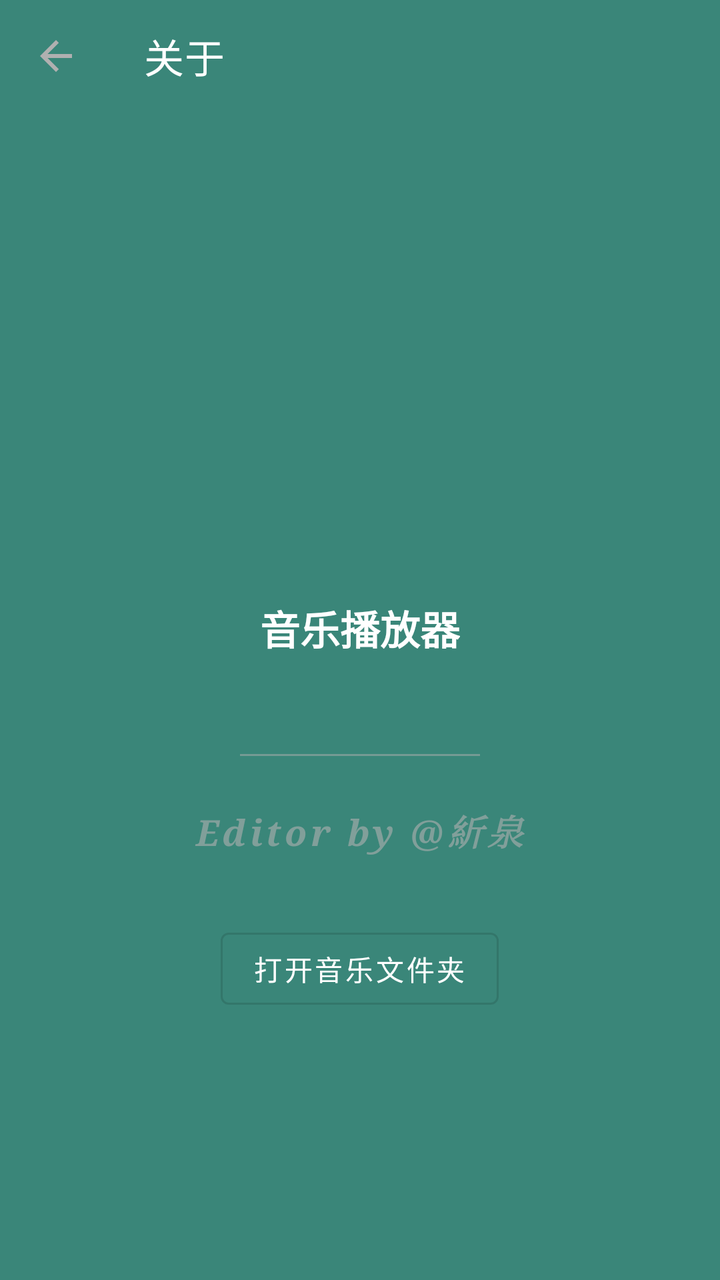
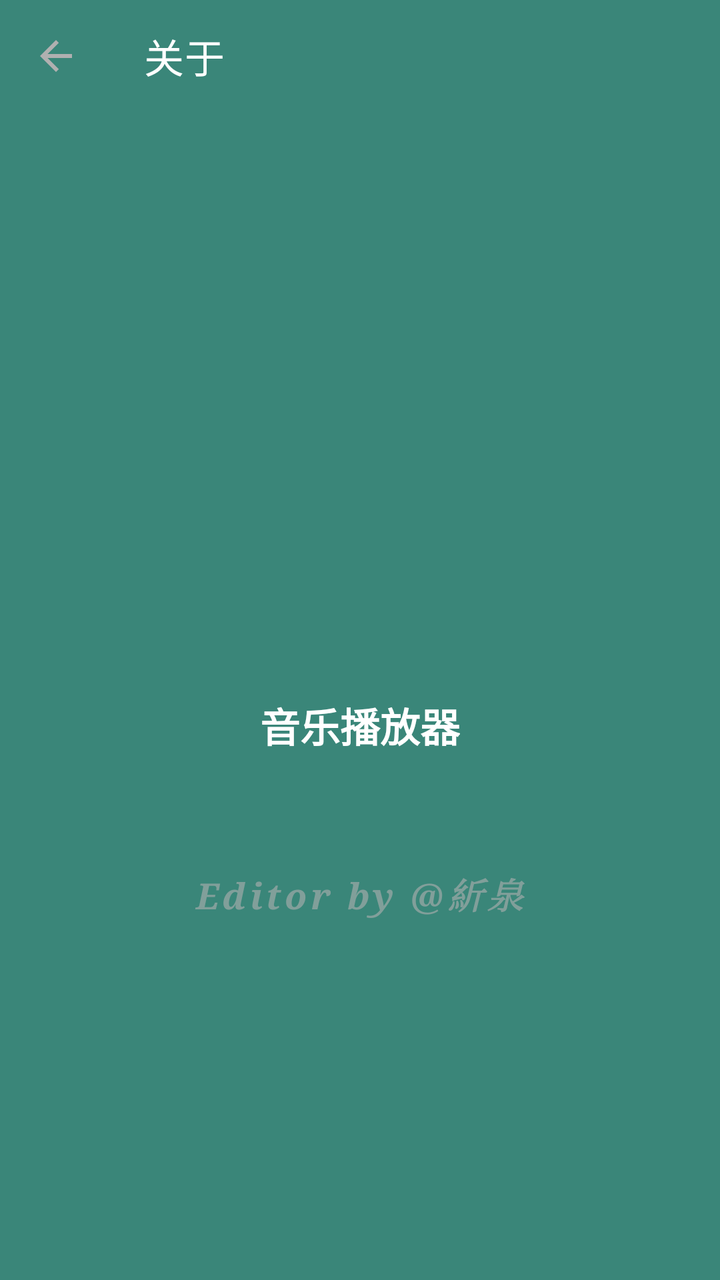

The first picture is an Android layout as it rendered before a commit; the second is the same layout after the commit. The layout source and the unified diff follow.
<!-- AndroidManifest.xml: activity theme Theme.MusicPlayer -->
<!-- res/layout/activity_settings.xml -->
<?xml version="1.0" encoding="utf-8"?>
<LinearLayout xmlns:android="http://schemas.android.com/apk/res/android"
    xmlns:app="http://schemas.android.com/apk/res-auto"
    android:layout_width="match_parent"
    android:layout_height="match_parent"
    android:orientation="vertical">

    <androidx.appcompat.widget.Toolbar
        android:id="@+id/toolbar"
        android:layout_width="match_parent"
        android:layout_height="?attr/actionBarSize"
        app:title="@string/settings_about"
        app:titleTextColor="?attr/mpTextPrimary"
        android:background="@android:color/transparent"
        app:navigationIcon="?attr/homeAsUpIndicator" />

    <ScrollView
        android:layout_width="match_parent"
        android:layout_height="match_parent"
        android:fillViewport="true">

        <LinearLayout
            android:layout_width="match_parent"
            android:layout_height="wrap_content"
            android:gravity="center"
            android:orientation="vertical"
            android:padding="@dimen/spacing_xl">

            <ImageView
                android:id="@+id/appIconImageView"
                android:layout_width="96dp"
                android:layout_height="96dp"
                android:contentDescription="@string/app_name"
                android:src="@mipmap/ic_launcher" />

            <TextView
                android:id="@+id/appNameTextView"
                android:layout_width="wrap_content"
                android:layout_height="wrap_content"
                android:layout_marginTop="@dimen/spacing_md"
                android:text="@string/app_name"
                android:textColor="?attr/mpTextPrimary"
                android:textSize="@dimen/text_title"
                android:textStyle="bold" />

            <TextView
                android:id="@+id/versionTextView"
                android:layout_width="wrap_content"
                android:layout_height="wrap_content"
                android:layout_marginTop="@dimen/spacing_xs"
                android:textColor="@color/text_secondary"
                android:textSize="@dimen/text_normal" />

            <View
                android:layout_width="120dp"
                android:layout_height="1dp"
                android:layout_marginTop="@dimen/spacing_lg"
                android:background="?attr/mpTextSecondary"
                android:alpha="0.5" />

            <TextView
                android:id="@+id/logoTextView"
                android:layout_width="wrap_content"
                android:layout_height="wrap_content"
                android:layout_marginTop="@dimen/spacing_lg"
                android:fontFamily="serif"
                android:text="@string/editor_by"
                android:textColor="?attr/mpTextSecondary"
                android:alpha="0.6"
                android:textSize="@dimen/text_large"
                android:textStyle="bold|italic"
                android:letterSpacing="0.1"
                android:gravity="center" />

            <Button
                android:id="@+id/openFileManagerButton"
                style="@style/Widget.MaterialComponents.Button.OutlinedButton"
                android:layout_width="wrap_content"
                android:layout_height="wrap_content"
                android:layout_marginTop="@dimen/spacing_xl"
                android:text="@string/open_music_folder"
                android:textColor="?attr/mpTextPrimary" />
        </LinearLayout>
    </ScrollView>
</LinearLayout>
<!-- resources referenced by this layout -->
<resources>
  <color name="text_secondary">#FFB0B0B0</color>
  <dimen name="spacing_lg">24dp</dimen>
  <dimen name="spacing_md">16dp</dimen>
  <dimen name="spacing_xl">32dp</dimen>
  <dimen name="spacing_xs">4dp</dimen>
  <dimen name="text_large">18sp</dimen>
  <dimen name="text_normal">15sp</dimen>
  <dimen name="text_title">20sp</dimen>
  <!-- mipmap ic_launcher (mipmap-anydpi-v26) -->
  <?xml version="1.0" encoding="utf-8"?>
  <adaptive-icon xmlns:android="http://schemas.android.com/apk/res/android">
      <background android:drawable="@color/background"/>
      <foreground android:drawable="@drawable/ic_launcher_foreground"/>
  </adaptive-icon>
  <string name="app_name">音乐播放器</string>
  <string name="editor_by">Editor by @紤泉</string>
  <string name="open_music_folder">打开音乐文件夹</string>
  <string name="settings_about">关于</string>
  <style name="Theme.MusicPlayer" parent="Theme.MaterialComponents.DayNight.NoActionBar">
          <item name="colorPrimary">@color/primary</item>
          <item name="colorPrimaryVariant">@color/primary_dark</item>
          <item name="colorOnPrimary">@color/white</item>
          <item name="colorSecondary">@color/accent</item>
          <item name="colorOnSecondary">@color/black</item>
          <item name="android:windowBackground">@color/background</item>
          <item name="android:statusBarColor" tools:targetApi="l">@color/background</item>
          <item name="android:navigationBarColor">@color/background</item>
          <item name="android:windowLightStatusBar" tools:targetApi="m">false</item>
          <item name="android:textColorPrimary">@color/text_primary</item>
          <item name="android:textColorSecondary">@color/text_secondary</item>
          
          <item name="mpTextPrimary">@color/text_primary</item>
          <item name="mpTextSecondary">@color/text_secondary</item>
          
          <item name="alertDialogTheme">@style/Theme.MusicPlayer.AlertDialog</item>
          <item name="materialAlertDialogTheme">@style/Theme.MusicPlayer.AlertDialog</item>
      </style>
  <color name="background">#FF3A8679</color>
  <!-- drawable ic_launcher_foreground (drawable) -->
  <?xml version="1.0" encoding="utf-8"?>
  <bitmap xmlns:android="http://schemas.android.com/apk/res/android"
      android:src="@drawable/ic_launcher_logo"
      android:gravity="center" />
  <color name="primary">#FF1E88E5</color>
  <color name="primary_dark">#FF1565C0</color>
  <color name="white">#FFFFFFFF</color>
  <color name="accent">#FF64B5F6</color>
  <color name="black">#FF000000</color>
  <color name="text_primary">#FFFFFFFF</color>
  <style name="Theme.MusicPlayer.AlertDialog" parent="ThemeOverlay.MaterialComponents.MaterialAlertDialog">
          <item name="android:windowBackground">@drawable/bg_dialog</item>
          <item name="android:textColorPrimary">@color/dialog_text_primary</item>
          <item name="android:textColorSecondary">@color/dialog_text_secondary</item>
          <item name="android:textColor">@color/dialog_text_primary</item>
          <item name="textColorAlertDialogListItem">@color/dialog_text_primary</item>
          <item name="colorPrimary">@color/dialog_accent</item>
          <item name="colorSecondary">@color/dialog_accent</item>
      </style>
  <!-- drawable ic_launcher_logo: png bitmap (drawable, 54027 bytes) -->
  <!-- drawable bg_dialog (drawable) -->
  <?xml version="1.0" encoding="utf-8"?>
  <shape xmlns:android="http://schemas.android.com/apk/res/android"
      android:shape="rectangle">
      <corners android:radius="24dp" />
      <solid android:color="@color/dialog_bg" />
  </shape>
  <color name="dialog_text_primary">#DE1B1B1B</color>
  <color name="dialog_text_secondary">#991B1B1B</color>
  <color name="dialog_accent">#FF3A8679</color>
  <color name="dialog_bg">#FFFFFFFF</color>
</resources>

<!-- the commit's change to res/layout/activity_settings.xml (unified diff, before → after) -->
@@ -3,6 +3,7 @@
     xmlns:app="http://schemas.android.com/apk/res-auto"
     android:layout_width="match_parent"
     android:layout_height="match_parent"
+    android:fitsSystemWindows="false"
     android:orientation="vertical">
 
     <androidx.appcompat.widget.Toolbar
@@ -12,7 +13,8 @@
         app:title="@string/settings_about"
         app:titleTextColor="?attr/mpTextPrimary"
         android:background="@android:color/transparent"
-        app:navigationIcon="?attr/homeAsUpIndicator" />
+        app:navigationIcon="?attr/homeAsUpIndicator"
+        app:elevation="0dp" />
 
     <ScrollView
         android:layout_width="match_parent"
@@ -20,6 +22,7 @@
         android:fillViewport="true">
 
         <LinearLayout
+            android:id="@+id/settingsContent"
             android:layout_width="match_parent"
             android:layout_height="wrap_content"
             android:gravity="center"
@@ -48,21 +51,14 @@
                 android:layout_width="wrap_content"
                 android:layout_height="wrap_content"
                 android:layout_marginTop="@dimen/spacing_xs"
-                android:textColor="@color/text_secondary"
+                android:textColor="?attr/mpTextSecondary"
                 android:textSize="@dimen/text_normal" />
-
-            <View
-                android:layout_width="120dp"
-                android:layout_height="1dp"
-                android:layout_marginTop="@dimen/spacing_lg"
-                android:background="?attr/mpTextSecondary"
-                android:alpha="0.5" />
 
             <TextView
                 android:id="@+id/logoTextView"
                 android:layout_width="wrap_content"
                 android:layout_height="wrap_content"
-                android:layout_marginTop="@dimen/spacing_lg"
+                android:layout_marginTop="@dimen/spacing_xl"
                 android:fontFamily="serif"
                 android:text="@string/editor_by"
                 android:textColor="?attr/mpTextSecondary"
@@ -71,15 +67,6 @@
                 android:textStyle="bold|italic"
                 android:letterSpacing="0.1"
                 android:gravity="center" />
-
-            <Button
-                android:id="@+id/openFileManagerButton"
-                style="@style/Widget.MaterialComponents.Button.OutlinedButton"
-                android:layout_width="wrap_content"
-                android:layout_height="wrap_content"
-                android:layout_marginTop="@dimen/spacing_xl"
-                android:text="@string/open_music_folder"
-                android:textColor="?attr/mpTextPrimary" />
         </LinearLayout>
     </ScrollView>
 </LinearLayout>
<!-- resource entries referenced after the edit -->
@@ -1,7 +1,6 @@
 <!-- resources referenced by this layout -->
 <resources>
   <color name="text_secondary">#FFB0B0B0</color>
-  <dimen name="spacing_lg">24dp</dimen>
   <dimen name="spacing_md">16dp</dimen>
   <dimen name="spacing_xl">32dp</dimen>
   <dimen name="spacing_xs">4dp</dimen>
@@ -16,7 +15,6 @@
   </adaptive-icon>
   <string name="app_name">音乐播放器</string>
   <string name="editor_by">Editor by @紤泉</string>
-  <string name="open_music_folder">打开音乐文件夹</string>
   <string name="settings_about">关于</string>
   <style name="Theme.MusicPlayer" parent="Theme.MaterialComponents.DayNight.NoActionBar">
           <item name="colorPrimary">@color/primary</item>
